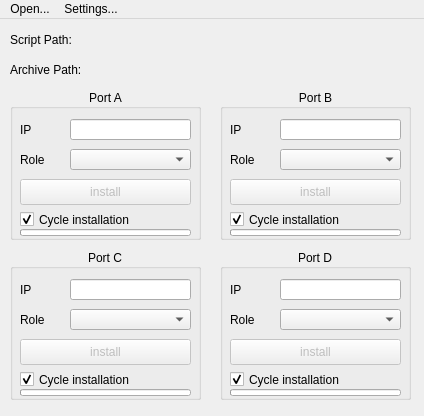
Before: the Qt Designer form mainwindow.ui in barashek1233/installerApp, drawn with Qt 5.
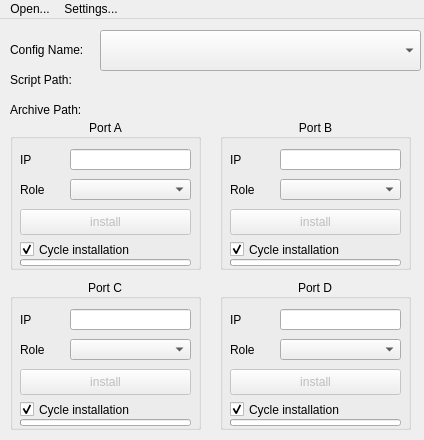
After: the same form once the commit is applied.

What changed in the file:
```diff
--- a/mainwindow.ui
+++ b/mainwindow.ui
@@ -7,7 +7,7 @@
     <x>0</x>
     <y>0</y>
     <width>424</width>
-    <height>416</height>
+    <height>440</height>
    </rect>
   </property>
   <property name="sizePolicy">
@@ -19,13 +19,13 @@
   <property name="minimumSize">
    <size>
     <width>424</width>
-    <height>416</height>
+    <height>440</height>
    </size>
   </property>
   <property name="maximumSize">
    <size>
     <width>424</width>
-    <height>416</height>
+    <height>440</height>
    </size>
   </property>
   <property name="windowTitle">
@@ -36,7 +36,7 @@
     <property name="geometry">
      <rect>
       <x>10</x>
-      <y>70</y>
+      <y>100</y>
       <width>191</width>
       <height>151</height>
      </rect>
@@ -161,7 +161,7 @@
     <property name="geometry">
      <rect>
       <x>220</x>
-      <y>70</y>
+      <y>100</y>
       <width>191</width>
       <height>151</height>
      </rect>
@@ -283,7 +283,7 @@
     <property name="geometry">
      <rect>
       <x>10</x>
-      <y>230</y>
+      <y>260</y>
       <width>191</width>
       <height>151</height>
      </rect>
@@ -405,7 +405,7 @@
     <property name="geometry">
      <rect>
       <x>220</x>
-      <y>230</y>
+      <y>260</y>
       <width>191</width>
       <height>151</height>
      </rect>
@@ -527,7 +527,7 @@
     <property name="geometry">
      <rect>
       <x>100</x>
-      <y>40</y>
+      <y>80</y>
       <width>311</width>
       <height>21</height>
      </rect>
@@ -543,7 +543,7 @@
     <property name="geometry">
      <rect>
       <x>100</x>
-      <y>10</y>
+      <y>50</y>
       <width>311</width>
       <height>21</height>
      </rect>
@@ -559,7 +559,7 @@
     <property name="geometry">
      <rect>
       <x>10</x>
-      <y>10</y>
+      <y>50</y>
       <width>91</width>
       <height>21</height>
      </rect>
@@ -572,7 +572,7 @@
     <property name="geometry">
      <rect>
       <x>10</x>
-      <y>40</y>
+      <y>80</y>
       <width>91</width>
       <height>21</height>
      </rect>
@@ -581,6 +581,29 @@
      <string>Archive Path:</string>
     </property>
    </widget>
+   <widget class="QComboBox" name="comboBox">
+    <property name="geometry">
+     <rect>
+      <x>100</x>
+      <y>11</y>
+      <width>321</width>
+      <height>41</height>
+     </rect>
+    </property>
+   </widget>
+   <widget class="QLabel" name="label_Sc_2">
+    <property name="geometry">
+     <rect>
+      <x>10</x>
+      <y>20</y>
+      <width>91</width>
+      <height>21</height>
+     </rect>
+    </property>
+    <property name="text">
+     <string>Config Name:</string>
+    </property>
+   </widget>
   </widget>
   <widget class="QMenuBar" name="menuBar">
    <property name="geometry">
```
Left out of the diff: 2 changed lines with no effect on the pictures.
